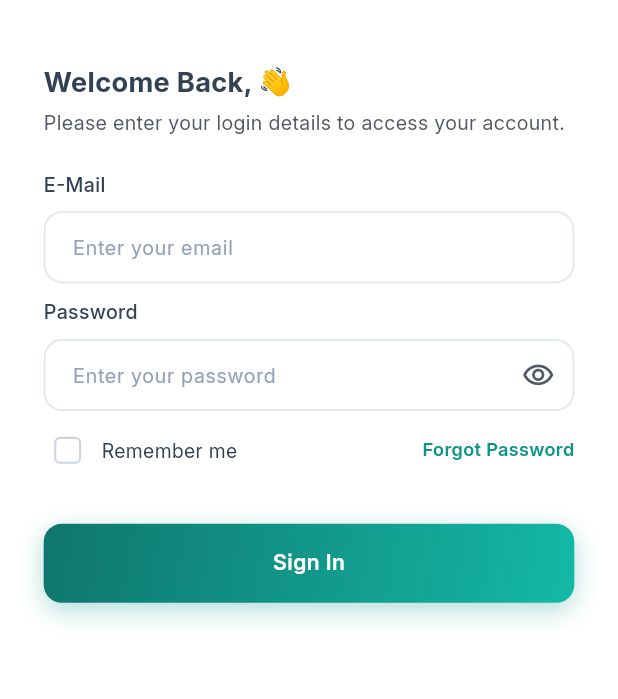
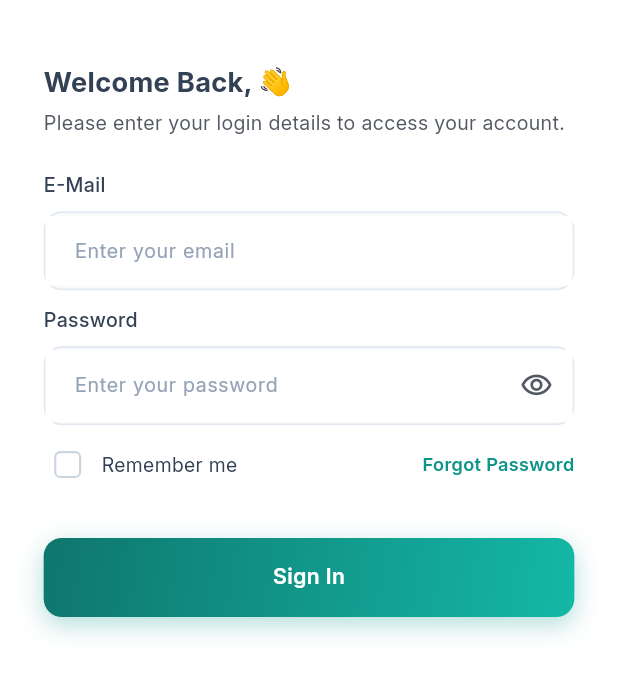
Before and after one commit to itvitanova/hris_mdm_system_dashboard_and_mobile, a Flutter app: the screen it shows after launch, on a phone screen of 412 x 824 dp, the part 410-1109 px from its top. Run offline on Flutter 3.47's test engine with Material 3 defaults, Android fonts, the phone set to English and light mode, and no system bars; our stand-ins replace camera, equatable, file_picker, flutter_bloc, flutter_screenutil, flutter_secure_storage and 5 more; missing offline and left inert: google_mlkit_face_detection.

Commit message:
fix(auth): isolate error text below input field container to prevent field deformation

```diff
--- a/mobile/lib/features/auth/presentation/widgets/input_auth.dart
+++ b/mobile/lib/features/auth/presentation/widgets/input_auth.dart
@@ -45,28 +45,38 @@ class _InputAuthState extends State<InputAuth> {
   void initState() {
     super.initState();
     _focusNode = FocusNode();
-    _focusNode.addListener(_handleFocusChange);
+    _focusNode.addListener(_handleStateChange);
+    widget.controller.addListener(_handleStateChange);
   }
 
   @override
   void dispose() {
-    _focusNode.removeListener(_handleFocusChange);
+    _focusNode.removeListener(_handleStateChange);
     _focusNode.dispose();
+    widget.controller.removeListener(_handleStateChange);
     super.dispose();
   }
 
-  void _handleFocusChange() {
+  void _handleStateChange() {
     if (mounted) setState(() {});
   }
 
   @override
   Widget build(BuildContext context) {
+    return FormField<String>(
+      key: widget.fieldKey,
+      initialValue: widget.controller.text,
+      validator: (_) => widget.validator?.call(widget.controller.text),
+      builder: (FormFieldState<String> field) {
         final bool isFocused = widget.enabled && _focusNode.hasFocus;
+        final bool hasError = field.hasError;
+        final String? errorText = field.errorText;
 
         return SizedBox(
           width: 322.w,
           child: Column(
             crossAxisAlignment: CrossAxisAlignment.start,
+            mainAxisSize: MainAxisSize.min,
             children: [
               Text(
                 widget.label,
@@ -74,24 +84,38 @@ class _InputAuthState extends State<InputAuth> {
                   fontFamily: 'Inter',
                   fontSize: 13.sp,
                   fontWeight: isFocused ? FontWeight.w600 : FontWeight.w500,
-              color: isFocused
+                  color: hasError
+                      ? AppColors.red
+                      : (isFocused
                           ? AppColors.filterTealAccent
-                  : const Color(0xFF334155),
+                          : const Color(0xFF334155)),
                 ),
               ),
               SizedBox(height: 8.h),
               AnimatedContainer(
                 duration: const Duration(milliseconds: 180),
                 curve: Curves.easeOutCubic,
+                height: 48.w,
                 decoration: BoxDecoration(
                   borderRadius: BorderRadius.circular(12.r),
                   color: widget.enabled
                       ? (isFocused ? Colors.white : const Color(0xFFF8FAFC))
                       : const Color(0xFFF1F5F9),
+                  border: Border.all(
+                    width: isFocused ? 1.6 : 1.2,
+                    color: hasError
+                        ? AppColors.red
+                        : (isFocused
+                            ? AppColors.filterTealAccent
+                            : const Color(0xFFE2E8F0)),
+                  ),
                   boxShadow: [
                     isFocused
                         ? BoxShadow(
-                        color: AppColors.filterTealAccent.withValues(alpha: 0.18),
+                            color: (hasError
+                                    ? AppColors.red
+                                    : AppColors.filterTealAccent)
+                                .withValues(alpha: 0.18),
                             spreadRadius: 3.5.w,
                             blurRadius: 4,
                             offset: const Offset(0, 0),
@@ -99,18 +123,27 @@ class _InputAuthState extends State<InputAuth> {
                         : const BoxShadow(color: Colors.transparent),
                   ],
                 ),
-            child: TextFormField(
-              key: widget.fieldKey,
+                child: Center(
+                  child: Container(
+                    decoration: BoxDecoration(
+                    ),
+                    child: TextField(
                       controller: widget.controller,
                       focusNode: _focusNode,
                       enabled: widget.enabled,
                       keyboardType: widget.keyboardType,
                       autofillHints: widget.autofillHints,
                       textInputAction: widget.textInputAction,
-              onFieldSubmitted: widget.onFieldSubmitted,
+                      onSubmitted: widget.onFieldSubmitted,
                       obscureText: widget.isPassword ? _obsecureText : false,
-              validator: widget.validator,
-              cursorColor: AppColors.filterTealAccent,
+                      onChanged: (val) {
+                        if (field.hasError) {
+                          field.validate();
+                        }
+                      },
+                      cursorColor: hasError
+                          ? AppColors.red
+                          : AppColors.filterTealAccent,
                       cursorWidth: 1.8,
                       style: AppTextStyles.inputTextStyles.copyWith(
                         color: widget.enabled
@@ -118,6 +151,13 @@ class _InputAuthState extends State<InputAuth> {
                             : AppColors.textTertiary,
                       ),
                       decoration: InputDecoration(
+                        isDense: true,
+                        border: InputBorder.none,
+                        enabledBorder: InputBorder.none,
+                        focusedBorder: InputBorder.none,
+                        errorBorder: InputBorder.none,
+                        focusedErrorBorder: InputBorder.none,
+                        disabledBorder: InputBorder.none,
                         prefixIcon: widget.prefixIcon,
                         hintText: widget.hintText,
                         hintStyle: TextStyle(
@@ -128,6 +168,8 @@ class _InputAuthState extends State<InputAuth> {
                         ),
                         suffixIcon: widget.isPassword
                             ? IconButton(
+                                padding: EdgeInsets.zero,
+                                constraints: const BoxConstraints(),
                                 onPressed: widget.enabled
                                     ? () => setState(() {
                                         _obsecureText = !_obsecureText;
@@ -139,48 +181,53 @@ class _InputAuthState extends State<InputAuth> {
                                       : Icons.visibility_off_outlined,
                                   size: 20.w,
                                   color: isFocused
-                              ? AppColors.filterTealAccent
+                                      ? (hasError
+                                          ? AppColors.red
+                                          : AppColors.filterTealAccent)
                                       : (widget.enabled
                                           ? AppColors.textSecondary
                                           : AppColors.textTertiary),
                                 ),
                               )
                             : null,
-                contentPadding:
-                    EdgeInsets.symmetric(horizontal: 14.w, vertical: 12.w),
-                enabledBorder: OutlineInputBorder(
-                  borderRadius: BorderRadius.circular(12.r),
-                  borderSide: const BorderSide(
-                    width: 1.2,
-                    color: Color(0xFFE2E8F0),
-                  ),
-                ),
-                disabledBorder: OutlineInputBorder(
-                  borderRadius: BorderRadius.circular(12.r),
-                  borderSide: BorderSide(
-                    width: 1.0,
-                    color: const Color(0xFFE2E8F0).withValues(alpha: 0.6),
-                  ),
-                ),
-                focusedBorder: OutlineInputBorder(
-                  borderRadius: BorderRadius.circular(12.r),
-                  borderSide: const BorderSide(
-                    width: 1.6,
-                    color: AppColors.filterTealAccent,
-                  ),
-                ),
-                border: OutlineInputBorder(
-                  borderRadius: BorderRadius.circular(12.r),
-                  borderSide: const BorderSide(
-                    width: 1.2,
-                    color: Color(0xFFE2E8F0),
+                        contentPadding: EdgeInsets.symmetric(
+                          horizontal: 14.w,
+                          vertical: 12.w,
                         ),
                       ),
                     ),
                   ),
                 ),
+              ),
+              if (hasError && errorText != null) ...[
+                SizedBox(height: 5.h),
+                Row(
+                  crossAxisAlignment: CrossAxisAlignment.center,
+                  children: [
+                    Icon(
+                      Icons.error_outline_rounded,
+                      size: 13.w,
+                      color: AppColors.red,
+                    ),
+                    SizedBox(width: 4.w),
+                    Expanded(
+                      child: Text(
+                        errorText,
+                        style: TextStyle(
+                          fontFamily: 'Inter',
+                          fontSize: 11.5.sp,
+                          fontWeight: FontWeight.w500,
+                          color: AppColors.red,
+                        ),
+                      ),
+                    ),
+                  ],
+                ),
+              ],
             ],
           ),
         );
+      },
+    );
   }
 }
```
Lines whose indentation alone changed are shown as unchanged.
